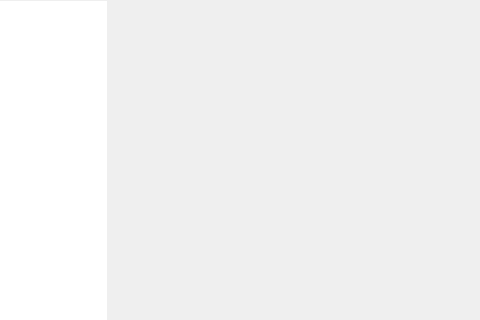
This is Visualizer/widget.ui in sauzzon/Visualization as Qt 5 draws it before an edit; both pictures show x 894 to 1374 and y 0 to 320 of the 1374 by 720 pixel window. The edited form follows.
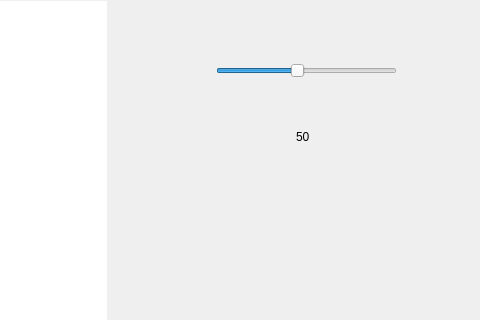
This is the edited form.

Commit message: Slider is created to change the number of rectangles for sorting and displaying of rectangles in scene is updated

Diff of the .ui file:
```diff
--- a/Visualizer/widget.ui
+++ b/Visualizer/widget.ui
@@ -38,6 +38,53 @@
     <enum>Qt::ScrollBarAlwaysOff</enum>
    </property>
   </widget>
+  <widget class="QSlider" name="slider">
+   <property name="geometry">
+    <rect>
+     <x>1110</x>
+     <y>40</y>
+     <width>181</width>
+     <height>61</height>
+    </rect>
+   </property>
+   <property name="minimum">
+    <number>10</number>
+   </property>
+   <property name="maximum">
+    <number>100</number>
+   </property>
+   <property name="singleStep">
+    <number>10</number>
+   </property>
+   <property name="pageStep">
+    <number>10</number>
+   </property>
+   <property name="value">
+    <number>50</number>
+   </property>
+   <property name="tracking">
+    <bool>true</bool>
+   </property>
+   <property name="orientation">
+    <enum>Qt::Horizontal</enum>
+   </property>
+   <property name="tickPosition">
+    <enum>QSlider::NoTicks</enum>
+   </property>
+  </widget>
+  <widget class="QLabel" name="label">
+   <property name="geometry">
+    <rect>
+     <x>1190</x>
+     <y>130</y>
+     <width>47</width>
+     <height>13</height>
+    </rect>
+   </property>
+   <property name="text">
+    <string>50</string>
+   </property>
+  </widget>
  </widget>
  <resources/>
  <connections/>
```
The commit also changes 8 other files.
